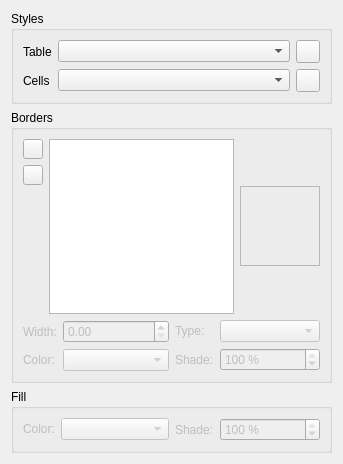
The window that scribus/ui/propertiespalette_tablebase.ui (scribusproject/scribus) describes before a commit, drawn with Qt 5.
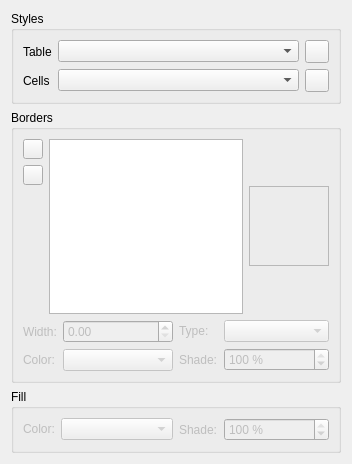
The same window after the commit. Custom widgets are drawn as their Qt base class.

Commit message: fix focus issue with spinboxes in PP table options + setting table cell color sometime not working in table edit mode

```diff
--- a/scribus/ui/propertiespalette_tablebase.ui
+++ b/scribus/ui/propertiespalette_tablebase.ui
@@ -6,7 +6,7 @@
    <rect>
     <x>0</x>
     <y>0</y>
-    <width>343</width>
+    <width>352</width>
     <height>464</height>
    </rect>
   </property>
@@ -331,7 +331,7 @@
            </widget>
           </item>
           <item row="1" column="1">
-           <widget class="QSpinBox" name="borderLineShade">
+           <widget class="ScrSpinBox" name="borderLineShade">
             <property name="enabled">
              <bool>false</bool>
             </property>
@@ -350,11 +350,14 @@
             <property name="suffix">
              <string> %</string>
             </property>
+            <property name="decimals">
+             <number>0</number>
+            </property>
             <property name="maximum">
-             <number>100</number>
+             <double>100.000000000000000</double>
             </property>
             <property name="value">
-             <number>100</number>
+             <double>100.000000000000000</double>
             </property>
            </widget>
           </item>
@@ -419,7 +422,7 @@
            </widget>
           </item>
           <item row="0" column="1">
-           <widget class="QSpinBox" name="fillShade">
+           <widget class="ScrSpinBox" name="fillShade">
             <property name="enabled">
              <bool>false</bool>
             </property>
@@ -438,11 +441,14 @@
             <property name="suffix">
              <string> %</string>
             </property>
+            <property name="decimals">
+             <number>0</number>
+            </property>
             <property name="maximum">
-             <number>100</number>
+             <double>100.000000000000000</double>
             </property>
             <property name="value">
-             <number>100</number>
+             <double>100.000000000000000</double>
             </property>
            </widget>
           </item>
```
The commit also changes 2 other files.
